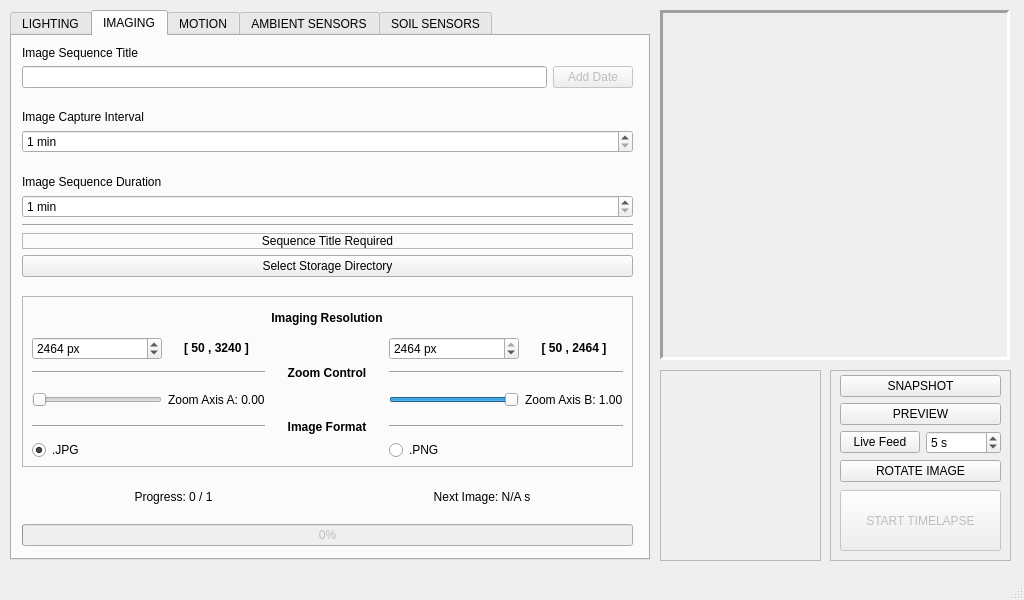
Before: the Qt Designer form _ui/FlashLapse_Pro.ui in CoCl-Jerry/Flashlapse_Pro_Dev, drawn with Qt 5.
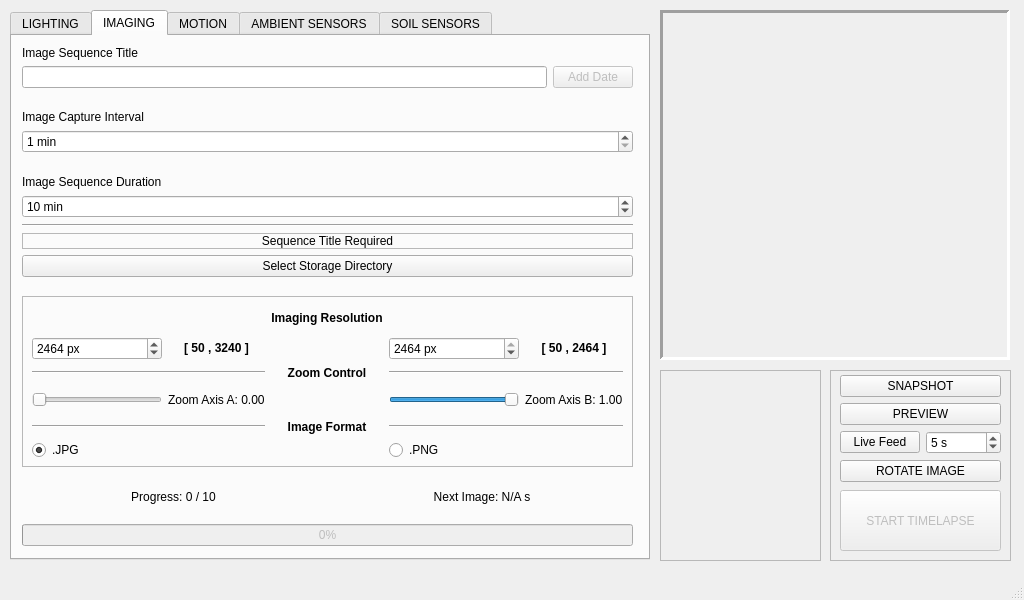
After: the same form once the commit is applied. Icons and pictures are not drawn.

```diff
--- a/_ui/FlashLapse_Pro.ui
+++ b/_ui/FlashLapse_Pro.ui
@@ -215,7 +215,7 @@
             <number>99999999</number>
            </property>
            <property name="value">
-            <number>1</number>
+            <number>10</number>
            </property>
           </widget>
          </item>
@@ -277,7 +277,7 @@
          <item>
           <widget class="QLabel" name="imaging_progress_Label">
            <property name="text">
-            <string>Progress: 0 / 1</string>
+            <string>Progress: 0 / 10</string>
            </property>
            <property name="alignment">
             <set>Qt::AlignCenter</set>
```
